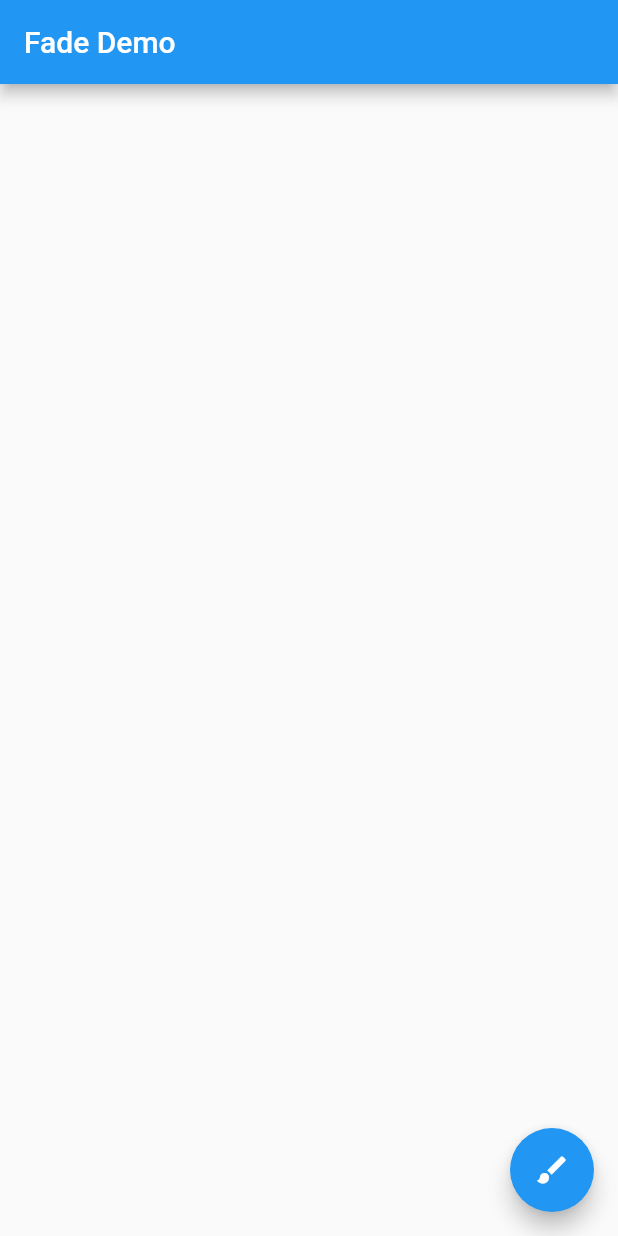
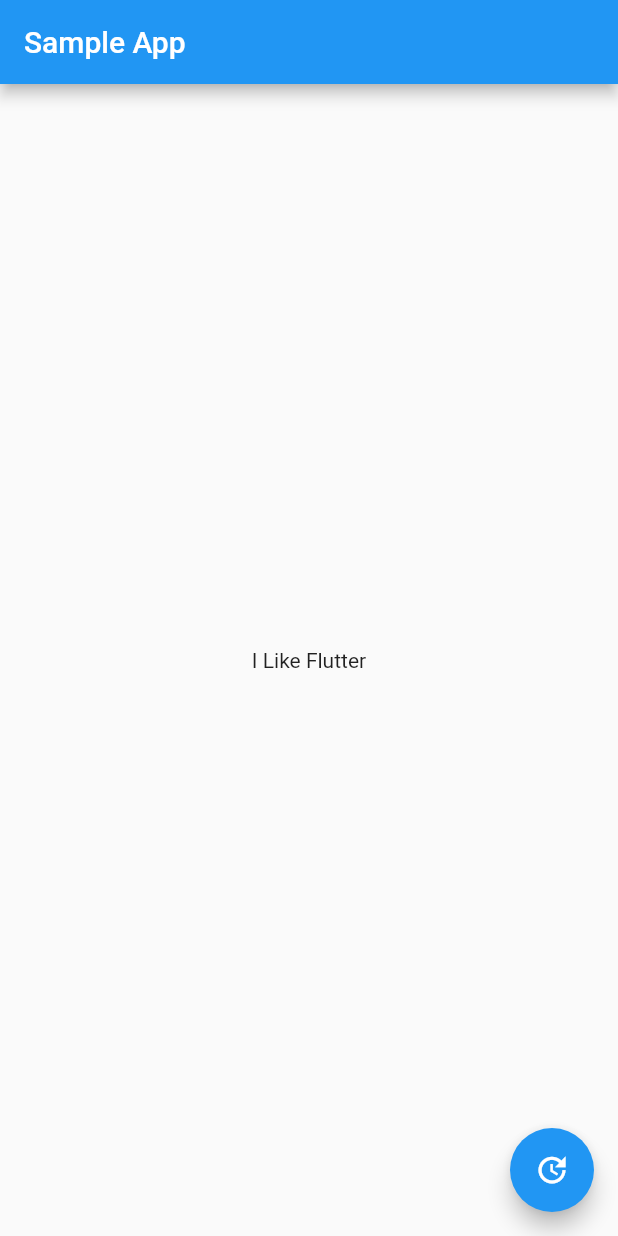
Before and after one commit to kwmt/Flutter-for-Android-devs, a Flutter app: the screen it shows after launch, on a phone screen of 412 x 824 dp. Run offline on Flutter 3.47's test engine with Material 2 defaults, Android fonts, the phone set to English and light mode, and no system bars.

```diff
--- a/lib/main.dart
+++ b/lib/main.dart
@@ -1,38 +1,36 @@
 import 'package:flutter/material.dart';
 
-void main() => runApp(new FadeAppTest());
+void main() => runApp(new SampleApp());
 
-class FadeAppTest extends StatelessWidget {
+class SampleApp extends StatelessWidget {
   @override
   Widget build(BuildContext context) {
     return new MaterialApp(
-      title: 'Fade Demo',
+      title: 'Sample App',
       theme: new ThemeData(
         primarySwatch: Colors.blue,
       ),
-      home: new MyFadeTest(title: 'Fade Demo'),
+      home: new SampleAppPage(title: 'Sample App'),
     );
   }
 }
 
-class MyFadeTest extends StatefulWidget {
+class SampleAppPage extends StatefulWidget {
   final String title;
 
-  MyFadeTest({Key key, this.title}) : super(key: key);
+  SampleAppPage({Key key, this.title}) : super(key: key);
 
   @override
-  _MyFadeTest createState() => new _MyFadeTest();
+  _SampleAppPageState createState() => new _SampleAppPageState();
 }
 
-class _MyFadeTest extends State<MyFadeTest> with TickerProviderStateMixin {
-  AnimationController controller;
-  CurvedAnimation curve;
+class _SampleAppPageState extends State<SampleAppPage> {
+  String textToShow = "I Like Flutter";
 
-  @override
-  void initState() {
-    controller = new AnimationController(
-        vsync: this, duration: const Duration(milliseconds: 2000));
-    curve = new CurvedAnimation(parent: controller, curve: Curves.easeIn);
+  void _updateText() {
+    setState(() {
+      textToShow = "Flutter is Awesome!";
+    });
   }
 
   @override
@@ -41,21 +39,12 @@ class _MyFadeTest extends State<MyFadeTest> with TickerProviderStateMixin {
       appBar: new AppBar(
         title: new Text(widget.title),
       ),
-      body: new Center(
-        child: new Container(
-          child: new FadeTransition(
-            opacity: curve,
-            child: new FlutterLogo(
-              size: 100.0,
-            ),
-          ),
-        ),
-      ),
+      body: new Center(child: new Text(textToShow)),
       floatingActionButton: new FloatingActionButton(
-          tooltip: 'Fade',
-          child: new Icon(Icons.brush),
+          tooltip: 'Update Text',
+          child: new Icon(Icons.update),
           onPressed: () {
-            controller.forward();
+            _updateText();
           }),
     );
   }
```
